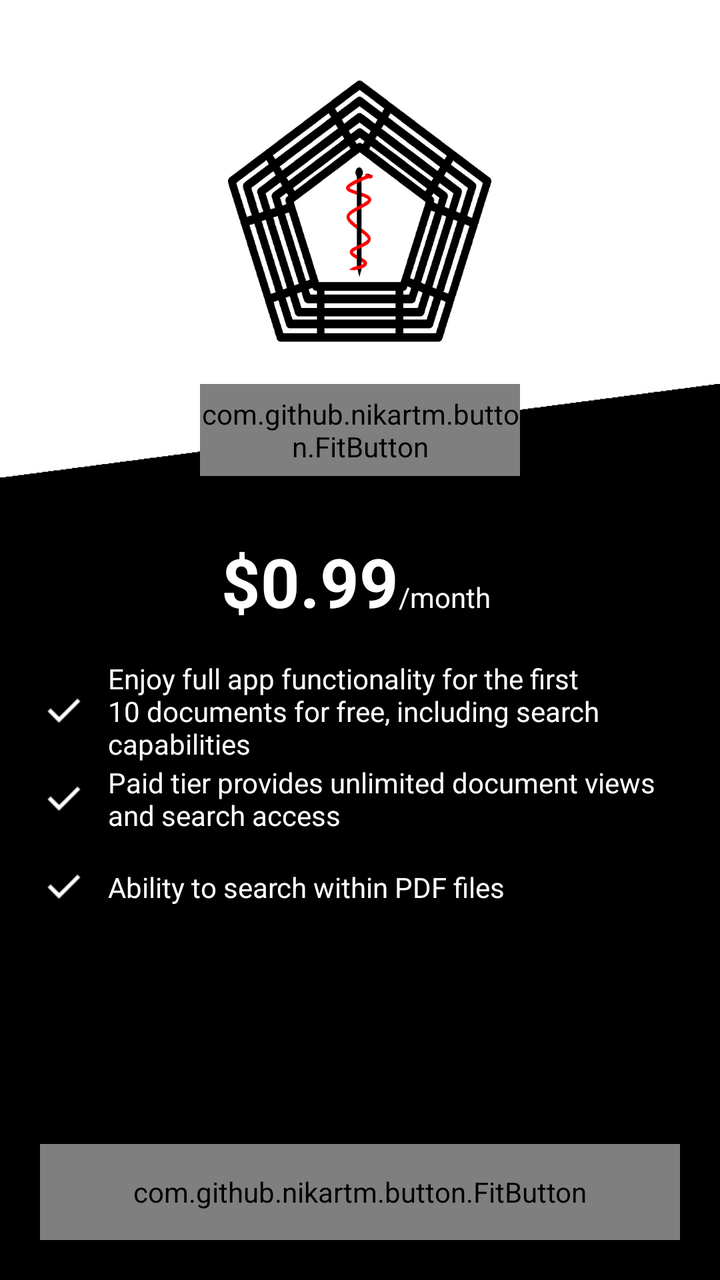
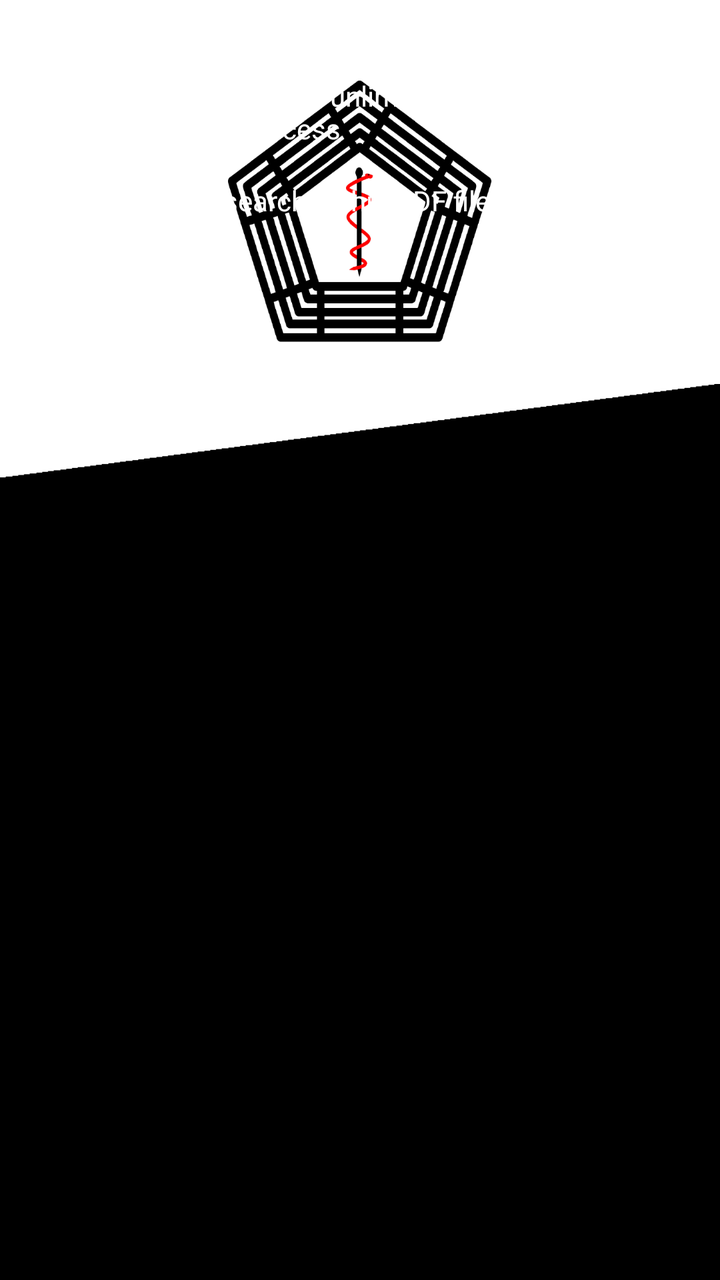

Before-and-after screenshots of an Android layout around one commit, followed by the original layout XML and the change that was made.
<!-- AndroidManifest.xml: application theme Theme.MedStandarts_v2 -->
<!-- res/layout/fragment_subscription.xml -->
<?xml version="1.0" encoding="utf-8"?>
<androidx.constraintlayout.widget.ConstraintLayout xmlns:android="http://schemas.android.com/apk/res/android"
    xmlns:app="http://schemas.android.com/apk/res-auto"
    xmlns:tools="http://schemas.android.com/tools"
    android:layout_width="match_parent"
    android:layout_height="match_parent">

    <View
        android:id="@+id/imageView2"
        android:layout_width="0dp"
        android:layout_height="0dp"
        android:background="@drawable/ic_bg_subs"
        app:layout_constraintBottom_toBottomOf="parent"
        app:layout_constraintEnd_toEndOf="parent"
        app:layout_constraintHorizontal_bias="0.0"
        app:layout_constraintStart_toStartOf="parent"
        app:layout_constraintTop_toTopOf="@+id/guideline"
        app:layout_constraintVertical_bias="1.0" />

    <androidx.constraintlayout.widget.Guideline
        android:id="@+id/guideline"
        android:layout_width="wrap_content"
        android:layout_height="wrap_content"
        android:orientation="horizontal"
        app:layout_constraintGuide_percent="0.3" />

    <com.github.nikartm.button.FitButton
        android:id="@+id/buttonAbout"
        android:layout_width="match_parent"
        android:layout_height="46dp"
        android:layout_marginStart="100dp"
        android:layout_marginEnd="100dp"
        android:enabled="true"
        android:gravity="center|center_vertical"
        app:fb_backgroundColor="#fff"
        app:fb_cornerRadius="10dp"
        app:fb_shadow="15dp"
        app:fb_shape="rectangle"
        app:fb_text="Basic"
        app:fb_textColor="#000"
        app:fb_textSize="18sp"
        app:layout_constraintEnd_toEndOf="parent"
        app:layout_constraintStart_toStartOf="parent"
        app:layout_constraintTop_toTopOf="@+id/guideline"
        tools:ignore="TouchTargetSizeCheck" >

    </com.github.nikartm.button.FitButton>

    <ImageView
        android:id="@+id/imageView3"
        android:layout_width="wrap_content"
        android:layout_height="0dp"
        android:layout_marginTop="40dp"
        android:layout_marginBottom="20dp"
        app:layout_constraintBottom_toTopOf="@+id/guideline"
        app:layout_constraintEnd_toEndOf="parent"
        app:layout_constraintStart_toStartOf="parent"
        app:layout_constraintTop_toTopOf="parent"
        app:srcCompat="@drawable/img" />

    <TextView
        android:id="@+id/textView3"
        android:layout_width="wrap_content"
        android:layout_height="wrap_content"
        android:layout_marginTop="30dp"
        android:layout_marginEnd="50dp"
        android:text="$0.99"
        android:textSize="34sp"
        android:textColor="#fff"
        android:textStyle="bold"
        app:layout_constraintEnd_toEndOf="parent"
        app:layout_constraintStart_toStartOf="parent"
        app:layout_constraintTop_toBottomOf="@+id/buttonAbout" />

    <TextView
        android:id="@+id/textView4"
        android:layout_width="wrap_content"
        android:layout_height="wrap_content"
        android:text="/month"
        android:textColor="#fff"
        android:textSize="14sp"
        app:layout_constraintBottom_toBottomOf="@+id/textView3"
        app:layout_constraintStart_toEndOf="@+id/textView3"
        app:layout_constraintTop_toTopOf="@+id/textView3"
        app:layout_constraintVertical_bias="0.8" />

    <TextView
        android:id="@+id/textView5"
        android:layout_width="0dp"
        android:layout_height="wrap_content"
        android:layout_marginStart="10dp"
        android:layout_marginEnd="15dp"
        android:text="Enjoy full app functionality for the first 10 documents for free, including search capabilities"
        android:textColor="#fff"
        android:textSize="14sp"
        app:layout_constraintBottom_toBottomOf="@+id/imageView4"
        app:layout_constraintEnd_toEndOf="parent"
        app:layout_constraintStart_toEndOf="@+id/imageView4"
        app:layout_constraintTop_toTopOf="@+id/imageView4" />

    <TextView
        android:id="@+id/textView6"
        android:layout_width="0dp"
        android:layout_height="wrap_content"
        android:layout_marginStart="10dp"
        android:layout_marginEnd="15dp"
        android:text="Paid tier provides unlimited document views and search access"
        android:textColor="#fff"
        android:textSize="14sp"
        app:layout_constraintBottom_toBottomOf="@+id/imageView5"
        app:layout_constraintEnd_toEndOf="parent"
        app:layout_constraintStart_toEndOf="@+id/imageView5"
        app:layout_constraintTop_toTopOf="@+id/imageView5" />

    <TextView
        android:id="@+id/textView7"
        android:layout_width="0dp"
        android:layout_height="wrap_content"
        android:layout_marginStart="10dp"
        android:layout_marginEnd="15dp"
        android:text="Ability to search within PDF files"
        android:textColor="#fff"
        android:textSize="14sp"
        app:layout_constraintBottom_toBottomOf="@+id/imageView6"
        app:layout_constraintEnd_toEndOf="parent"
        app:layout_constraintStart_toEndOf="@+id/imageView6"
        app:layout_constraintTop_toTopOf="@+id/imageView6" />

    <TextView
        android:id="@+id/textView2"
        android:layout_width="0dp"
        android:layout_height="wrap_content"
        android:layout_marginStart="10dp"
        android:layout_marginEnd="15dp"
        android:text="Premium: Ability to search PDF files"
        android:textColor="#fff"
        android:textSize="14sp"
        android:visibility="gone"
        app:layout_constraintBottom_toBottomOf="@+id/imageView7"
        app:layout_constraintEnd_toEndOf="parent"
        app:layout_constraintStart_toEndOf="@+id/imageView7"
        app:layout_constraintTop_toTopOf="@+id/imageView7" />

    <ImageView
        android:id="@+id/imageView4"
        android:layout_width="24dp"
        android:layout_height="24dp"
        android:layout_marginStart="20dp"
        android:layout_marginTop="30dp"
        app:layout_constraintStart_toStartOf="parent"
        app:layout_constraintTop_toBottomOf="@+id/textView3"
        app:srcCompat="@drawable/ic_subs_item" />

    <ImageView
        android:id="@+id/imageView5"
        android:layout_width="24dp"
        android:layout_height="24dp"
        android:layout_marginStart="20dp"
        android:layout_marginTop="20dp"
        app:layout_constraintStart_toStartOf="parent"
        app:layout_constraintTop_toBottomOf="@+id/imageView4"
        app:srcCompat="@drawable/ic_subs_item" />

    <ImageView
        android:id="@+id/imageView6"
        android:layout_width="24dp"
        android:layout_height="24dp"
        android:layout_marginStart="20dp"
        android:layout_marginTop="20dp"
        app:layout_constraintStart_toStartOf="parent"
        app:layout_constraintTop_toBottomOf="@+id/imageView5"
        app:srcCompat="@drawable/ic_subs_item" />

    <ImageView
        android:id="@+id/imageView7"
        android:layout_width="24dp"
        android:layout_height="24dp"
        android:layout_marginStart="20dp"
        android:layout_marginTop="20dp"
        android:visibility="gone"
        app:layout_constraintStart_toStartOf="parent"
        app:layout_constraintTop_toBottomOf="@+id/imageView6"
        app:srcCompat="@drawable/ic_subs_item" />

    <com.github.nikartm.button.FitButton
        android:id="@+id/buttonSelect"
        android:layout_width="0dp"
        android:layout_height="48dp"
        android:layout_marginStart="20dp"
        android:layout_marginEnd="20dp"
        android:layout_marginBottom="20dp"
        android:enabled="true"
        android:gravity="center|center_vertical"
        app:fb_backgroundColor="#fff"
        app:fb_cornerRadius="30dp"
        app:fb_shadow="15dp"
        app:fb_shape="rectangle"
        app:fb_text="Select"
        app:fb_textColor="#000"
        app:fb_textSize="18sp"
        app:layout_constraintBottom_toBottomOf="@+id/imageView2"
        app:layout_constraintEnd_toEndOf="parent"
        app:layout_constraintStart_toStartOf="parent"
        tools:ignore="TouchTargetSizeCheck" />
</androidx.constraintlayout.widget.ConstraintLayout>
<!-- resources referenced by this layout -->
<resources>
  <!-- drawable ic_bg_subs: png bitmap (drawable, 986 bytes) -->
  <!-- drawable ic_subs_item: png bitmap (drawable, 286 bytes) -->
  <!-- drawable img: png bitmap (drawable, 46562 bytes) -->
  <style name="Theme.MedStandarts_v2" parent="Theme.MaterialComponents.DayNight.NoActionBar">
          
          <item name="colorPrimary">@color/airForce</item>
          <item name="colorPrimaryVariant">@color/airForce</item>
          <item name="colorOnPrimary">@color/airForce</item>
          
          <item name="colorSecondary">@color/airForce</item>
          <item name="colorSecondaryVariant">@color/airForce</item>
          <item name="colorOnSecondary">@color/airForce</item>
  
  
      </style>
  <color name="airForce">#08549C</color>
</resources>

<!-- the commit's change to res/layout/fragment_subscription.xml (unified diff, before → after) -->
@@ -24,27 +24,7 @@
         android:orientation="horizontal"
         app:layout_constraintGuide_percent="0.3" />
 
-    <com.github.nikartm.button.FitButton
-        android:id="@+id/buttonAbout"
-        android:layout_width="match_parent"
-        android:layout_height="46dp"
-        android:layout_marginStart="100dp"
-        android:layout_marginEnd="100dp"
-        android:enabled="true"
-        android:gravity="center|center_vertical"
-        app:fb_backgroundColor="#fff"
-        app:fb_cornerRadius="10dp"
-        app:fb_shadow="15dp"
-        app:fb_shape="rectangle"
-        app:fb_text="Basic"
-        app:fb_textColor="#000"
-        app:fb_textSize="18sp"
-        app:layout_constraintEnd_toEndOf="parent"
-        app:layout_constraintStart_toStartOf="parent"
-        app:layout_constraintTop_toTopOf="@+id/guideline"
-        tools:ignore="TouchTargetSizeCheck" >
-
-    </com.github.nikartm.button.FitButton>
+    
 
     <ImageView
         android:id="@+id/imageView3"
@@ -58,31 +38,9 @@
         app:layout_constraintTop_toTopOf="parent"
         app:srcCompat="@drawable/img" />
 
-    <TextView
-        android:id="@+id/textView3"
-        android:layout_width="wrap_content"
-        android:layout_height="wrap_content"
-        android:layout_marginTop="30dp"
-        android:layout_marginEnd="50dp"
-        android:text="$0.99"
-        android:textSize="34sp"
-        android:textColor="#fff"
-        android:textStyle="bold"
-        app:layout_constraintEnd_toEndOf="parent"
-        app:layout_constraintStart_toStartOf="parent"
-        app:layout_constraintTop_toBottomOf="@+id/buttonAbout" />
+    
 
-    <TextView
-        android:id="@+id/textView4"
-        android:layout_width="wrap_content"
-        android:layout_height="wrap_content"
-        android:text="/month"
-        android:textColor="#fff"
-        android:textSize="14sp"
-        app:layout_constraintBottom_toBottomOf="@+id/textView3"
-        app:layout_constraintStart_toEndOf="@+id/textView3"
-        app:layout_constraintTop_toTopOf="@+id/textView3"
-        app:layout_constraintVertical_bias="0.8" />
+    
 
     <TextView
         android:id="@+id/textView5"
@@ -182,24 +140,5 @@
         app:layout_constraintTop_toBottomOf="@+id/imageView6"
         app:srcCompat="@drawable/ic_subs_item" />
 
-    <com.github.nikartm.button.FitButton
-        android:id="@+id/buttonSelect"
-        android:layout_width="0dp"
-        android:layout_height="48dp"
-        android:layout_marginStart="20dp"
-        android:layout_marginEnd="20dp"
-        android:layout_marginBottom="20dp"
-        android:enabled="true"
-        android:gravity="center|center_vertical"
-        app:fb_backgroundColor="#fff"
-        app:fb_cornerRadius="30dp"
-        app:fb_shadow="15dp"
-        app:fb_shape="rectangle"
-        app:fb_text="Select"
-        app:fb_textColor="#000"
-        app:fb_textSize="18sp"
-        app:layout_constraintBottom_toBottomOf="@+id/imageView2"
-        app:layout_constraintEnd_toEndOf="parent"
-        app:layout_constraintStart_toStartOf="parent"
-        tools:ignore="TouchTargetSizeCheck" />
+    
 </androidx.constraintlayout.widget.ConstraintLayout>
